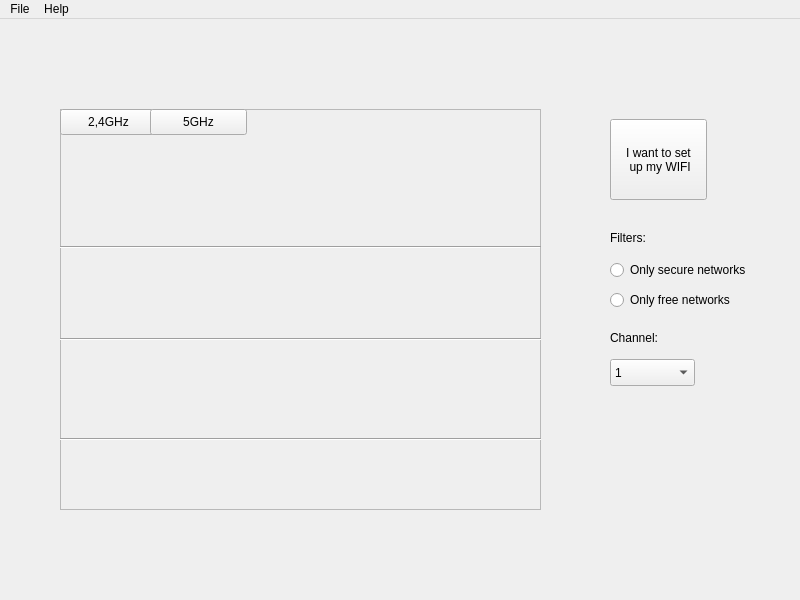
First picture: the form in ITU/mainwindow.ui, repository europ/VUTBR-FIT-ITU, before the edit.
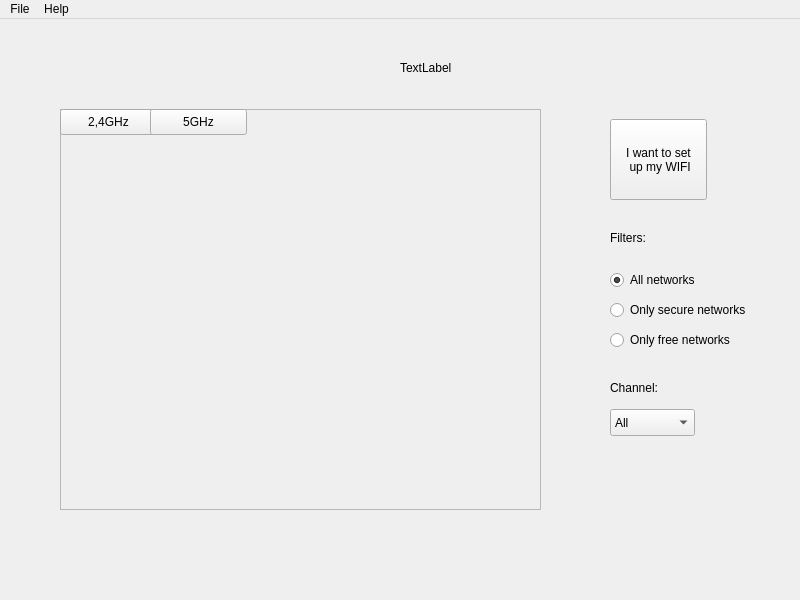
Second picture: the form after the edit.

```diff
--- a/ITU/mainwindow.ui
+++ b/ITU/mainwindow.ui
@@ -69,55 +69,21 @@
       <string>5GHz</string>
      </property>
     </widget>
-    <widget class="Line" name="line">
-     <property name="geometry">
-      <rect>
-       <x>0</x>
-       <y>130</y>
-       <width>481</width>
-       <height>16</height>
-      </rect>
-     </property>
-     <property name="orientation">
-      <enum>Qt::Horizontal</enum>
-     </property>
-    </widget>
-    <widget class="Line" name="line_2">
-     <property name="geometry">
-      <rect>
-       <x>0</x>
-       <y>220</y>
-       <width>491</width>
-       <height>20</height>
-      </rect>
-     </property>
-     <property name="orientation">
-      <enum>Qt::Horizontal</enum>
-     </property>
-    </widget>
-    <widget class="Line" name="line_3">
-     <property name="geometry">
-      <rect>
-       <x>0</x>
-       <y>320</y>
-       <width>491</width>
-       <height>20</height>
-      </rect>
-     </property>
-     <property name="orientation">
-      <enum>Qt::Horizontal</enum>
-     </property>
-    </widget>
    </widget>
    <widget class="QComboBox" name="comboBox">
     <property name="geometry">
      <rect>
       <x>610</x>
-      <y>340</y>
+      <y>390</y>
       <width>85</width>
       <height>27</height>
      </rect>
     </property>
+    <item>
+     <property name="text">
+      <string>All</string>
+     </property>
+    </item>
     <item>
      <property name="text">
       <string>1</string>
@@ -201,7 +167,7 @@
     <property name="geometry">
      <rect>
       <x>610</x>
-      <y>310</y>
+      <y>360</y>
       <width>67</width>
       <height>17</height>
      </rect>
@@ -214,7 +180,7 @@
     <property name="geometry">
      <rect>
       <x>610</x>
-      <y>240</y>
+      <y>280</y>
       <width>181</width>
       <height>22</height>
      </rect>
@@ -227,7 +193,7 @@
     <property name="geometry">
      <rect>
       <x>610</x>
-      <y>270</y>
+      <y>310</y>
       <width>181</width>
       <height>22</height>
      </rect>
@@ -236,6 +202,35 @@
      <string>Only free networks</string>
     </property>
    </widget>
+   <widget class="QRadioButton" name="radioButton_3">
+    <property name="geometry">
+     <rect>
+      <x>610</x>
+      <y>250</y>
+      <width>181</width>
+      <height>22</height>
+     </rect>
+    </property>
+    <property name="text">
+     <string>All networks</string>
+    </property>
+    <property name="checked">
+     <bool>true</bool>
+    </property>
+   </widget>
+   <widget class="QLabel" name="label_3">
+    <property name="geometry">
+     <rect>
+      <x>400</x>
+      <y>40</y>
+      <width>67</width>
+      <height>17</height>
+     </rect>
+    </property>
+    <property name="text">
+     <string>TextLabel</string>
+    </property>
+   </widget>
   </widget>
   <widget class="QMenuBar" name="menuBar">
    <property name="geometry">
```
